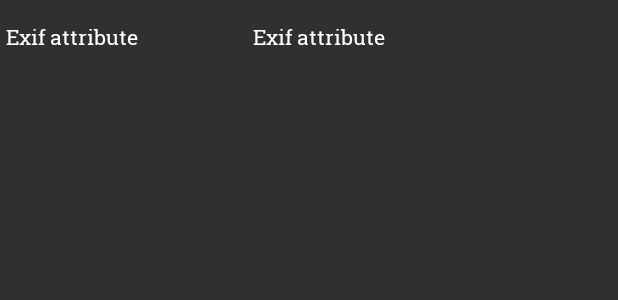
After one commit to antonis179/exif-stripper, an Android app: the layout row_exif_attribute.xml on its own in the app's theme, with its tools: preview values and no code run, on a phone screen of 412 x 824 dp. The commit adds this screen. Shown: the top 300 px of the screen. Run offline under Robolectric (Android 15) with nearby library versions, the phone set to English and light mode, and no system bars.

Commit message:
Added image preview, attribute recycler view

```diff
--- a/app/src/main/java/org/amoustakos/exifstripper/io/file/schemehandlers/ContentSchemeHandler.kt
+++ b/app/src/main/java/org/amoustakos/exifstripper/io/file/schemehandlers/ContentSchemeHandler.kt
@@ -14,8 +14,6 @@ import java.io.File
 import java.io.FileNotFoundException
 import java.io.InputStream
 import java.lang.ref.WeakReference
-
-
 
 internal class ContentSchemeHandler : SchemeHandler {
 
@@ -85,7 +83,7 @@ internal class ContentSchemeHandler : SchemeHandler {
     }
 
 
-	fun getPath(): String? {
+	override fun getPath(): String? {
 		val context = context.get() ?: return null
 
 		when {
--- a/app/src/main/java/org/amoustakos/exifstripper/io/file/schemehandlers/FileSchemeHandler.kt
+++ b/app/src/main/java/org/amoustakos/exifstripper/io/file/schemehandlers/FileSchemeHandler.kt
@@ -37,6 +37,7 @@ internal class FileSchemeHandler : SchemeHandler {
         false
     }
 
+    override fun getPath() = file?.path
 
 
 
--- a/app/src/main/java/org/amoustakos/exifstripper/io/file/schemehandlers/SchemeHandler.kt
+++ b/app/src/main/java/org/amoustakos/exifstripper/io/file/schemehandlers/SchemeHandler.kt
@@ -22,4 +22,6 @@ interface SchemeHandler {
 
     fun hasReadPermission(): Boolean
 
+	fun getPath(): String?
+
 }
--- /dev/null
+++ b/app/src/main/res/layout/row_exif_attribute.xml
@@ -0,0 +1,47 @@
+<?xml version="1.0" encoding="utf-8"?>
+<androidx.constraintlayout.widget.ConstraintLayout
+	xmlns:android="http://schemas.android.com/apk/res/android"
+	xmlns:app="http://schemas.android.com/apk/res-auto"
+	xmlns:tools="http://schemas.android.com/tools"
+	android:layout_width="match_parent"
+	android:layout_height="match_parent"
+	tools:layout_height="50dp">
+
+	<android.support.constraint.Guideline
+		android:id="@+id/vg_1"
+		android:layout_width="wrap_content"
+		android:layout_height="wrap_content"
+		android:orientation="vertical"
+		app:layout_constraintGuide_percent="0.4"/>
+
+	<TextView
+		android:id="@+id/tv_title"
+		android:layout_width="0dp"
+		android:layout_height="0dp"
+		android:layout_marginStart="@dimen/margin_small"
+		android:gravity="start|center_vertical"
+		style="@style/Text.Regular"
+		android:ellipsize="end"
+		android:maxLines="1"
+		tools:text="Exif attribute"
+		app:layout_constraintStart_toStartOf="parent"
+		app:layout_constraintEnd_toStartOf="@id/vg_1"
+		app:layout_constraintTop_toTopOf="parent"
+		app:layout_constraintBottom_toBottomOf="parent"/>
+
+	<TextView
+		android:id="@+id/tv_value"
+		android:layout_width="0dp"
+		android:layout_height="0dp"
+		android:layout_marginStart="@dimen/margin_small"
+		android:gravity="start|center_vertical"
+		style="@style/Text.Regular"
+		android:ellipsize="end"
+		android:maxLines="1"
+		tools:text="Exif attribute"
+		app:layout_constraintStart_toEndOf="@id/vg_1"
+		app:layout_constraintEnd_toEndOf="parent"
+		app:layout_constraintTop_toTopOf="parent"
+		app:layout_constraintBottom_toBottomOf="parent"/>
+
+</androidx.constraintlayout.widget.ConstraintLayout>
--- a/app/src/main/res/values-w820dp/dimens.xml
+++ b/app/src/main/res/values-w820dp/dimens.xml
@@ -3,6 +3,7 @@
 	<dimen name="nav_header_vertical_spacing">32dp</dimen>
 	<dimen name="nav_header_height">240dp</dimen>
 
+	<!-- Margins -->
 	<dimen name="fab_margin">32dp</dimen>
 	<dimen name="margin_small">8dp</dimen>
 	<dimen name="margin_normal">16dp</dimen>
@@ -20,6 +21,9 @@
 	<dimen name="card_image_button_size">80dp</dimen>
 	<dimen name="card_height">100dp</dimen>
 
+	<!-- Images -->
+	<dimen name="image_preview_height">500dp</dimen>
+
 	<!-- Font sizes -->
 	<dimen name="text_xxsmall">10sp</dimen>
 	<dimen name="text_xsmall">12sp</dimen>
--- a/app/src/main/res/values/dimens.xml
+++ b/app/src/main/res/values/dimens.xml
@@ -3,6 +3,7 @@
 	<dimen name="nav_header_vertical_spacing">16dp</dimen>
 	<dimen name="nav_header_height">160dp</dimen>
 
+	<!-- Margins -->
 	<dimen name="fab_margin">16dp</dimen>
 	<dimen name="margin_small">4dp</dimen>
 	<dimen name="margin_normal">8dp</dimen>
@@ -21,6 +22,10 @@
 	<dimen name="card_height">80dp</dimen>
 
 
+	<!-- Images -->
+	<dimen name="image_preview_height">300dp</dimen>
+
+
 	<!-- Font sizes -->
 	<dimen name="text_xxsmall">8sp</dimen>
 	<dimen name="text_xsmall">10sp</dimen>
--- a/app/src/main/res/values/strings.xml
+++ b/app/src/main/res/values/strings.xml
@@ -2,6 +2,7 @@
 
 
 	<!-- Toasts -->
+
 	<string name="toast_back_to_exit">Click back once again to exit</string>
 
 	<!-- Notifications -->
@@ -21,4 +22,9 @@
 	<string name="menu_policy">Privacy Policy</string>
 
 
+	<!-- Layout resources -->
+
+	<string name="image_preview">Image preview</string>
+
+
 </resources>
--- a/app/src/main/res/values/strings_titles.xml
+++ b/app/src/main/res/values/strings_titles.xml
@@ -10,4 +10,8 @@
 	<!-- Home -->
 	<string name="title_activity_main">MainActivity</string>
 
+
+	<!-- Image -->
+	<string name="title_image_select">Select Image</string>
+
 </resources>
```
Also changed, not shown: app/build.gradle (+6 -6 lines), app/src/main/java/org/amoustakos/exifstripper/usecases/exifremoval/ImageHandlingFragment.kt (+48 -22 lines), app/src/main/java/org/amoustakos/exifstripper/usecases/exifremoval/models/ExifAttributeViewData.kt (added, +46 -0 lines), app/src/main/java/org/amoustakos/exifstripper/usecases/exifremoval/models/ExifViewModel.kt (added, +14 -0 lines), app/src/main/java/org/amoustakos/exifstripper/usecases/exifremoval/views/ExifAttributeViewHolder.kt (added, +25 -0 lines), app/src/main/java/org/amoustakos/exifstripper/view/recycler/BaseRecyclerAdapter.kt (added, +48 -0 lines), app/src/main/java/org/amoustakos/exifstripper/view/recycler/BaseViewHolder.kt (added, +51 -0 lines), app/src/main/java/org/amoustakos/exifstripper/view/recycler/BaseViewModel.kt (added, +27 -0 lines), app/src/main/java/org/amoustakos/exifstripper/view/recycler/RecyclerAdapter.kt (added, +24 -0 lines), app/src/main/res/layout/fragment_image_handling.xml (+35 -0 lines), config/dependencies.gradle (+5 -3 lines).
